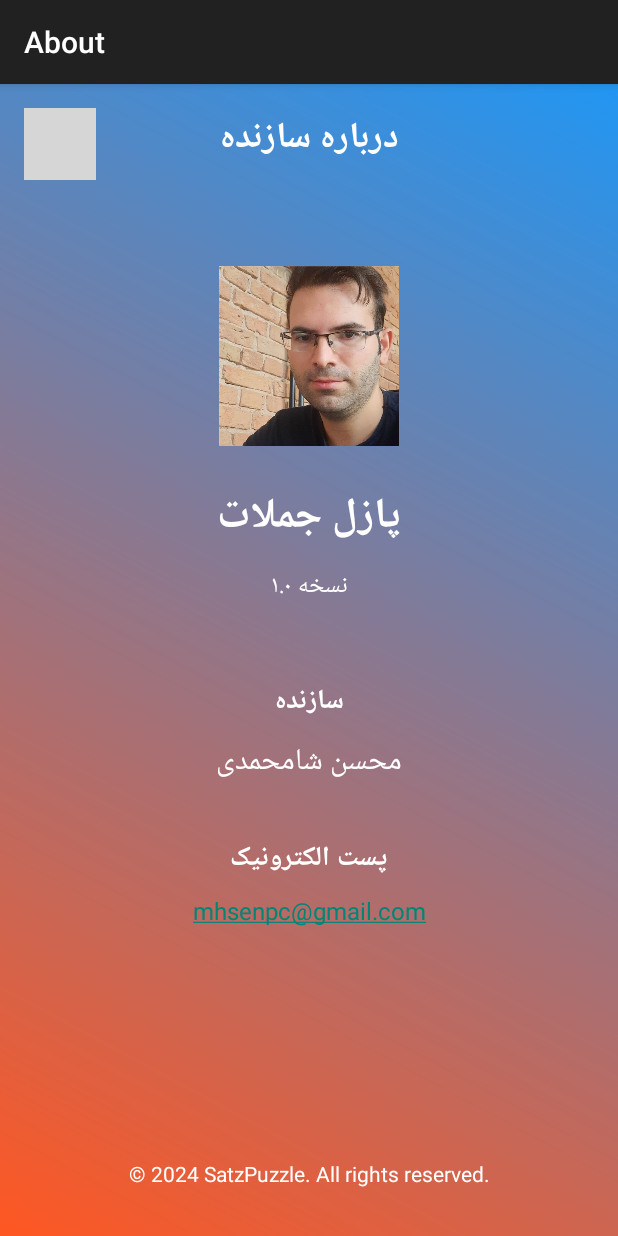
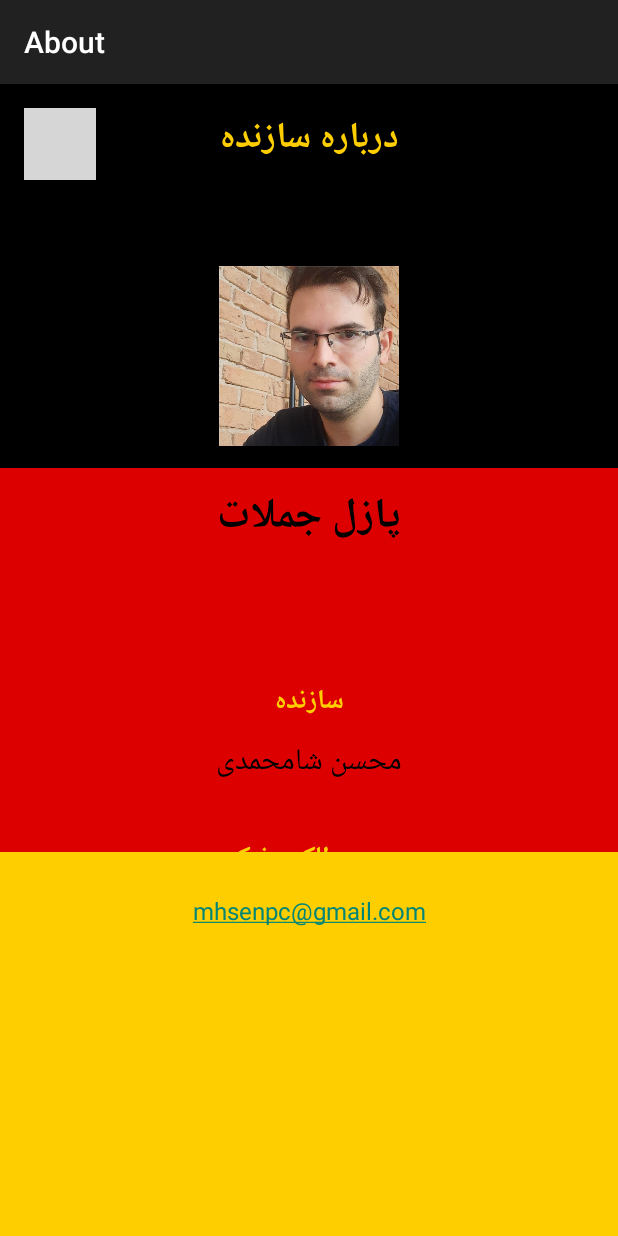
Before and after one commit to mhsenpc/german_android_game, an Android app: the AboutActivity screen opened directly, with no data from a screen before it, on a phone screen of 412 x 824 dp. Run offline under Robolectric (Android 15) with nearby library versions, the phone set to English and light mode, and no system bars; grey boxes are pictures that could not be loaded.

Commit message:
update about us

```diff
--- /dev/null
+++ b/app/src/main/res/drawable/germany_flag.xml
@@ -0,0 +1,15 @@
+<vector xmlns:android="http://schemas.android.com/apk/res/android"
+    android:width="24dp"
+    android:height="16dp"
+    android:viewportWidth="24"
+    android:viewportHeight="16">
+    <path
+        android:fillColor="@color/germany_black"
+        android:pathData="M0,0h24v5.333h-24z"/>
+    <path
+        android:fillColor="@color/germany_red"
+        android:pathData="M0,5.333h24v5.333h-24z"/>
+    <path
+        android:fillColor="@color/germany_gold"
+        android:pathData="M0,10.667h24v5.333h-24z"/>
+</vector>
--- a/app/src/main/res/layout/activity_about.xml
+++ b/app/src/main/res/layout/activity_about.xml
@@ -4,7 +4,7 @@
     xmlns:tools="http://schemas.android.com/tools"
     android:layout_width="match_parent"
     android:layout_height="match_parent"
-    android:background="@drawable/default_background"
+    android:background="@drawable/germany_flag"
     tools:context=".AboutActivity">
 
     <ImageButton
@@ -25,7 +25,7 @@
         android:layout_height="wrap_content"
         android:layout_marginTop="16dp"
         android:text="درباره سازنده"
-        android:textColor="@android:color/white"
+        android:textColor="@color/germany_gold"
         android:textSize="24sp"
         android:textStyle="bold"
         app:layout_constraintEnd_toEndOf="parent"
@@ -48,7 +48,7 @@
         android:layout_height="wrap_content"
         android:layout_marginTop="24dp"
         android:text="پازل جملات"
-        android:textColor="@android:color/white"
+        android:textColor="@color/germany_black"
         android:textSize="28sp"
         android:textStyle="bold"
         app:layout_constraintEnd_toEndOf="parent"
@@ -61,7 +61,7 @@
         android:layout_height="wrap_content"
         android:layout_marginTop="8dp"
         android:text="نسخه ۱.۰"
-        android:textColor="@android:color/white"
+        android:textColor="@color/germany_red"
         android:textSize="16sp"
         app:layout_constraintEnd_toEndOf="parent"
         app:layout_constraintStart_toStartOf="parent"
@@ -73,7 +73,7 @@
         android:layout_height="wrap_content"
         android:layout_marginTop="48dp"
         android:text="سازنده"
-        android:textColor="@android:color/white"
+        android:textColor="@color/germany_gold"
         android:textSize="18sp"
         android:textStyle="bold"
         app:layout_constraintEnd_toEndOf="parent"
@@ -86,7 +86,7 @@
         android:layout_height="wrap_content"
         android:layout_marginTop="8dp"
         android:text="محسن شامحمدی"
-        android:textColor="@android:color/white"
+        android:textColor="@color/germany_black"
         android:textSize="20sp"
         app:layout_constraintEnd_toEndOf="parent"
         app:layout_constraintStart_toStartOf="parent"
@@ -98,7 +98,7 @@
         android:layout_height="wrap_content"
         android:layout_marginTop="32dp"
         android:text="پست الکترونیک"
-        android:textColor="@android:color/white"
+        android:textColor="@color/germany_gold"
         android:textSize="18sp"
         android:textStyle="bold"
         app:layout_constraintEnd_toEndOf="parent"
@@ -112,7 +112,7 @@
         android:layout_marginTop="8dp"
         android:autoLink="email"
         android:text="mhsenpc@gmail.com"
-        android:textColor="@color/white"
+        android:textColor="@color/germany_red"
         android:textSize="16sp"
         app:layout_constraintEnd_toEndOf="parent"
         app:layout_constraintStart_toStartOf="parent"
@@ -124,7 +124,7 @@
         android:layout_height="wrap_content"
         android:layout_marginBottom="32dp"
         android:text="© 2024 SatzPuzzle. All rights reserved."
-        android:textColor="@android:color/white"
+        android:textColor="@color/germany_gold"
         android:textSize="14sp"
         app:layout_constraintBottom_toBottomOf="parent"
         app:layout_constraintEnd_toEndOf="parent"
--- a/app/src/main/res/values/colors.xml
+++ b/app/src/main/res/values/colors.xml
@@ -7,4 +7,9 @@
     <color name="teal_700">#FF018786</color>
     <color name="black">#FF000000</color>
     <color name="white">#FFFFFFFF</color>
+
+    <!-- Germany Flag Colors -->
+    <color name="germany_black">#FF000000</color>
+    <color name="germany_red">#FFDD0000</color>
+    <color name="germany_gold">#FFFFCE00</color>
 </resources>
```
